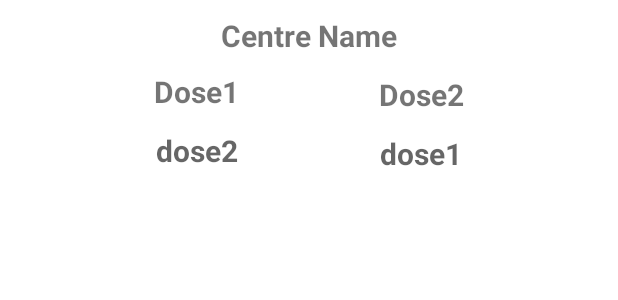
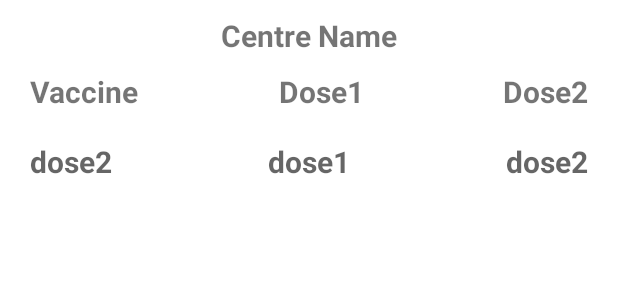
Before and after one commit to teknogyan/Cowinvaccineavailibilitycheck, an Android app: the layout item_recycler_view.xml on its own in the app's theme, with its tools: preview values and no code run, on a phone screen of 412 x 824 dp. Shown: the top 300 px of the screen. Run offline under Robolectric (Android 15) with nearby library versions, the phone set to English and light mode, and no system bars; network calls fail.

Commit message:
fixed recycler view and added TextView to show Vaccine name

```diff
--- a/app/src/main/java/com/example/cowinvaccineavailibilitycheck/RecyclerAdapter.java
+++ b/app/src/main/java/com/example/cowinvaccineavailibilitycheck/RecyclerAdapter.java
@@ -19,12 +19,13 @@ public class RecyclerAdapter extends RecyclerView.Adapter<RecyclerAdapter.MyView
     }
 
     class MyViewHolder extends RecyclerView.ViewHolder{
-        private final TextView centreName;
+        private final TextView tv_centreName;
         private final TextView tv_dose1;
+        private final TextView tv_vaccineName;
         private final TextView tv_dose2;
 
         public TextView getCentreName() {
-            return centreName;
+            return tv_centreName;
         }
 
         public TextView getTv_dose1() {
@@ -35,9 +36,14 @@ public class RecyclerAdapter extends RecyclerView.Adapter<RecyclerAdapter.MyView
             return tv_dose2;
         }
 
+        public TextView getTv_vaccineName() {
+            return tv_vaccineName;
+        }
+
         public MyViewHolder(@NonNull View itemView) {
             super(itemView);
-            centreName = itemView.findViewById(R.id.tv_centerName);
+            tv_centreName = itemView.findViewById(R.id.tv_centerName);
+            tv_vaccineName = itemView.findViewById(R.id.vaccine_name);
             tv_dose1 = itemView.findViewById(R.id.tv_dose1);
             tv_dose2 = itemView.findViewById(R.id.tv_dose2);
 
@@ -52,8 +58,8 @@ public class RecyclerAdapter extends RecyclerView.Adapter<RecyclerAdapter.MyView
 
     @Override
     public void onBindViewHolder(@NonNull MyViewHolder holder, int position) {
-        holder.getCentreName().setText( (districtDataArrayList.get(position).getVaccineName() )+ " : "
-                +( districtDataArrayList.get(position).getCentreName())); //fix it
+        holder.getCentreName().setText(districtDataArrayList.get(position).getCentreName());
+        holder.getTv_vaccineName().setText(districtDataArrayList.get(position).getVaccineName());
         holder.getTv_dose1().setText(districtDataArrayList.get(position).getDose1());
         holder.getTv_dose2().setText(districtDataArrayList.get(position).getDose2());
     }
--- a/app/src/main/res/layout/item_recycler_view.xml
+++ b/app/src/main/res/layout/item_recycler_view.xml
@@ -8,6 +8,7 @@
     android:padding="10dp"
     tools:layout_editor_absoluteX="-7dp"
     tools:layout_editor_absoluteY="-73dp">
+
 
     <TextView
         android:id="@+id/tv_centerName"
@@ -21,6 +22,44 @@
         app:layout_constraintStart_toStartOf="parent"
         app:layout_constraintTop_toTopOf="parent" />
 
+    <TextView
+        android:id="@+id/tv_dose2"
+        android:layout_width="wrap_content"
+        android:layout_height="wrap_content"
+        android:layout_marginTop="10dp"
+        android:layout_marginRight="10dp"
+        android:hint="dose2"
+        android:textSize="20sp"
+        android:textStyle="bold"
+        app:layout_constraintBottom_toBottomOf="parent"
+        app:layout_constraintEnd_toEndOf="parent"
+        app:layout_constraintTop_toBottomOf="@+id/textView" />
+
+    <TextView
+        android:id="@+id/vaccine_name"
+        android:layout_width="wrap_content"
+        android:layout_height="wrap_content"
+        android:layout_marginLeft="10dp"
+        android:layout_marginTop="10dp"
+        android:hint="dose2"
+        android:textSize="20sp"
+        android:textStyle="bold"
+        app:layout_constraintBottom_toBottomOf="parent"
+        app:layout_constraintStart_toStartOf="parent"
+        app:layout_constraintTop_toBottomOf="@+id/textView3" />
+
+    <TextView
+        android:id="@+id/tv_dose1"
+        android:layout_width="wrap_content"
+        android:layout_height="wrap_content"
+        android:layout_marginTop="10dp"
+        android:hint="dose1"
+        android:textSize="20sp"
+        android:textStyle="bold"
+        app:layout_constraintBottom_toBottomOf="parent"
+        app:layout_constraintEnd_toStartOf="@+id/tv_dose2"
+        app:layout_constraintStart_toEndOf="@+id/vaccine_name"
+        app:layout_constraintTop_toBottomOf="@+id/textView2" />
 
     <TextView
         android:id="@+id/textView2"
@@ -31,47 +70,31 @@
         android:textSize="20sp"
         android:textStyle="bold"
         app:layout_constraintEnd_toStartOf="@+id/textView"
-        app:layout_constraintHorizontal_bias="0.5"
-        app:layout_constraintStart_toStartOf="parent"
+        app:layout_constraintStart_toEndOf="@+id/textView3"
         app:layout_constraintTop_toBottomOf="@+id/tv_centerName" />
-
-    <TextView
-        android:id="@+id/tv_dose1"
-        android:layout_width="wrap_content"
-        android:layout_height="wrap_content"
-        android:layout_marginTop="12dp"
-        android:textSize="20sp"
-        android:textStyle="bold"
-        android:hint="dose1"
-        app:layout_constraintEnd_toEndOf="parent"
-        app:layout_constraintHorizontal_bias="0.5"
-        app:layout_constraintStart_toEndOf="@+id/tv_dose2"
-        app:layout_constraintTop_toBottomOf="@+id/textView" />
-
-    <TextView
-        android:id="@+id/tv_dose2"
-        android:layout_width="wrap_content"
-        android:layout_height="wrap_content"
-        android:layout_marginTop="12dp"
-        android:hint="dose2"
-        android:textStyle="bold"
-        android:textSize="20sp"
-        app:layout_constraintEnd_toStartOf="@+id/tv_dose1"
-        app:layout_constraintHorizontal_bias="0.5"
-        app:layout_constraintStart_toStartOf="parent"
-        app:layout_constraintTop_toBottomOf="@+id/textView2" />
 
     <TextView
         android:id="@+id/textView"
         android:layout_width="wrap_content"
         android:layout_height="wrap_content"
-        android:layout_marginTop="12dp"
+        android:layout_marginTop="10dp"
+        android:layout_marginEnd="10dp"
         android:text="Dose2"
         android:textSize="20sp"
         android:textStyle="bold"
         app:layout_constraintEnd_toEndOf="parent"
-        app:layout_constraintHorizontal_bias="0.5"
-        app:layout_constraintStart_toEndOf="@+id/textView2"
+        app:layout_constraintTop_toBottomOf="@+id/tv_centerName" />
+
+    <TextView
+        android:id="@+id/textView3"
+        android:layout_width="wrap_content"
+        android:layout_height="wrap_content"
+        android:layout_marginStart="10dp"
+        android:layout_marginTop="10dp"
+        android:text="Vaccine"
+        android:textSize="20sp"
+        android:textStyle="bold"
+        app:layout_constraintStart_toStartOf="parent"
         app:layout_constraintTop_toBottomOf="@+id/tv_centerName" />
 
 
```
